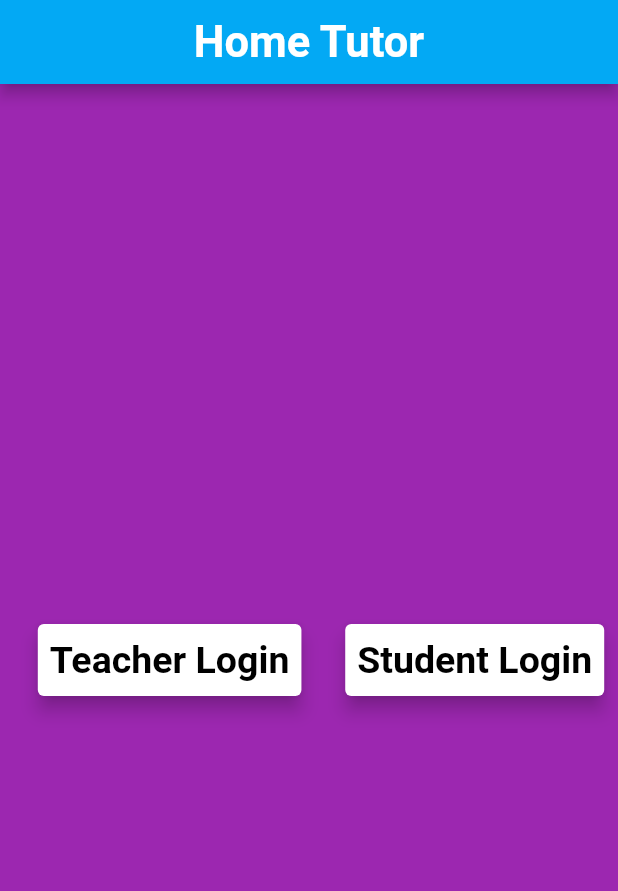
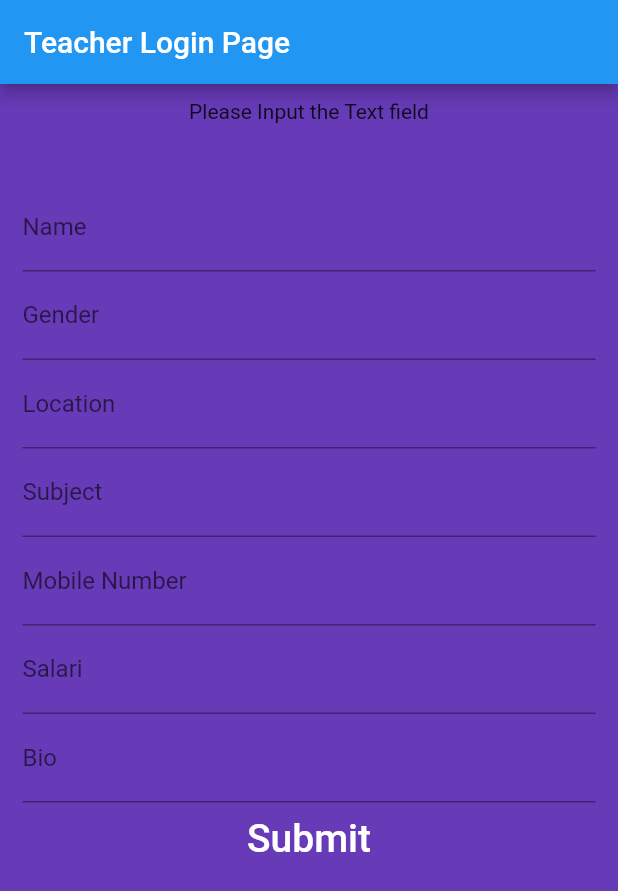
Before and after one commit to NewtonGain/home_tutor, a Flutter app: the screen it shows after launch, after a tap on "Teacher Login", on a phone screen of 412 x 824 dp. Shown: the top 891 px of the screen. Run offline on Flutter 3.47's test engine with Material 2 defaults, Android fonts, the light colour scheme and no system bars.

Commit message:
teacher login

```diff
--- a/lib/homepage.dart
+++ b/lib/homepage.dart
@@ -1,4 +1,5 @@
 import 'package:flutter/material.dart';
+import 'package:home_tutor/teacher_login.dart';
 
 class MyHomePage extends StatefulWidget {
   const MyHomePage({Key? key}) : super(key: key);
@@ -22,7 +23,9 @@ class _MyHomePageState extends State<MyHomePage> {
         ),
         backgroundColor: Colors.purple,
         body: Center(
+
           child: Row(
+
             mainAxisAlignment: MainAxisAlignment.spaceEvenly,
             children: [
               Card(
@@ -31,7 +34,14 @@ class _MyHomePageState extends State<MyHomePage> {
                 child: Row(
                   children: [
                     TextButton(
-                      onPressed: () {},
+                      onPressed: () {
+                        Navigator.push(
+                          context,
+                          MaterialPageRoute(
+                            builder: (context) => TeacherLogin(),
+                          ),
+                        );
+                      },
                       child: Text(
                         'Teacher Login',
                         style: TextStyle(
--- a/lib/splash.dart
+++ b/lib/splash.dart
@@ -31,6 +31,7 @@ class _SplashState extends State<Splash> {
     return Scaffold(
       backgroundColor: Colors.blueAccent.shade200,
       body: SafeArea(
+        child: Container(
           child: Center(
             child: Column(
               mainAxisAlignment: MainAxisAlignment.center,
@@ -43,6 +44,7 @@ class _SplashState extends State<Splash> {
             ),
           ),
         ),
+      ),
     );
   }
 }
--- /dev/null
+++ b/lib/teacher_login.dart
@@ -0,0 +1,69 @@
+import 'package:flutter/material.dart';
+
+class TeacherLogin extends StatelessWidget {
+  const TeacherLogin({Key? key}) : super(key: key);
+
+  @override
+  Widget build(BuildContext context) {
+    return MaterialApp(
+      home: Scaffold(
+        appBar: AppBar(
+          title: Text('Teacher Login Page'),
+        ),
+        backgroundColor: Colors.deepPurple,
+        body: Container(
+          margin: EdgeInsets.symmetric(vertical: 10, horizontal: 15),
+          child: Column(
+            children: [
+              Text('Please Input the Text field'),
+              Padding(
+                padding: EdgeInsets.all(20),
+              ),
+              TextField(
+                decoration: InputDecoration(
+                    labelText: 'Name', hintText: 'Input Your Name'),
+              ),
+              TextField(
+                decoration: InputDecoration(
+                    labelText: 'Gender', hintText: 'Input Your Gender'),
+              ),
+              TextField(
+                decoration: InputDecoration(
+                    labelText: 'Location', hintText: 'Input Your Location'),
+              ),
+              TextField(
+                decoration: InputDecoration(
+                    labelText: 'Subject',
+                    hintText: 'Input Your teaching Subject name'),
+              ),
+              TextField(
+                decoration: InputDecoration(
+                    labelText: 'Mobile Number',
+                    hintText: 'Input Your mobile number'),
+              ),
+              TextField(
+                decoration: InputDecoration(
+                    labelText: 'Salari',
+                    hintText: 'Input Your Expected Salari'),
+              ),
+              TextField(
+                decoration: InputDecoration(
+                    labelText: 'Bio', hintText: 'Describe about your self'),
+              ),
+              TextButton(
+                onPressed: () {},
+                child: Text(
+                  'Submit',
+                  style: TextStyle(
+                    color: Colors.white,
+                    fontSize: 26,
+                  ),
+                ),
+              ),
+            ],
+          ),
+        ),
+      ),
+    );
+  }
+}
```
Lines whose indentation alone changed are shown as unchanged.
